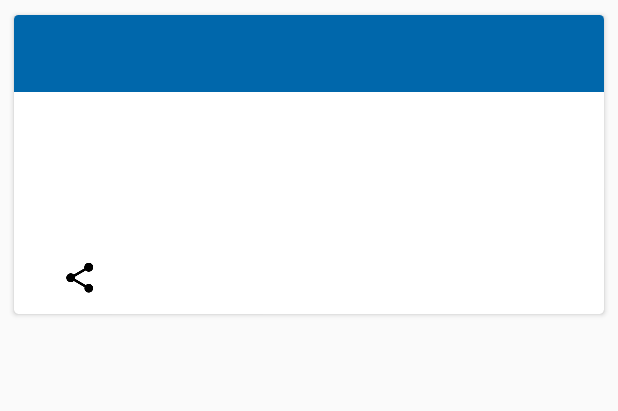
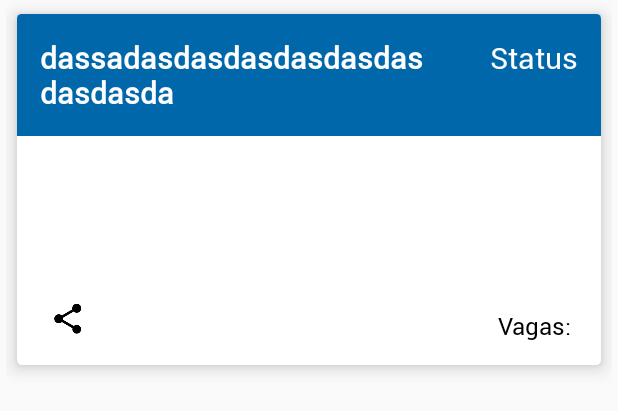
Before and after one commit to reisdev/conveniar-eventos, an Android app: the layout card_event.xml on its own in the app's theme, with its tools: preview values and no code run, on a phone screen of 412 x 824 dp. Shown: the top 411 px of the screen. Run offline under Robolectric (Android 15) with nearby library versions, the phone set to English and light mode, and no system bars.

Commit message:
[enhancement] Improving CardView Layout

```diff
--- a/ConveniarEventos/app/src/main/java/com/mthrsj/conveniareventos/Adapter/EventAdapter.java
+++ b/ConveniarEventos/app/src/main/java/com/mthrsj/conveniareventos/Adapter/EventAdapter.java
@@ -41,8 +41,14 @@ public class EventAdapter extends RecyclerView.Adapter<EventAdapter.EventViewHol
             Event event = EventList.get(position);
             holder.title.setText(event.getNomeEvento());
             String body = "";
-            for( int i = 0; i <event.getInformacoes().size(); i++){
-                body.concat(event.getInformacoes().get(i).getNomeEventoInformacao() + "\n");
+            for (int i = 0; i < event.getInformacoes().size(); i++) {
+                body = body.concat(event.getInformacoes().get(i).getNomeEventoInformacao() + "\n");
+            }
+            int vagas = event.getNumeroVagas();
+            if (vagas >= 0) {
+                holder.vacancies.setText("Vagas: " + vagas);
+            } else {
+                holder.vacancies.setText("Vagas: 0");
             }
             holder.body.setText(body);
             holder.date.setText(event.getStatusEvento()); //MUDAR ISSO DPS PARA A DATA DO EVENTO
@@ -56,7 +62,7 @@ public class EventAdapter extends RecyclerView.Adapter<EventAdapter.EventViewHol
 
     class EventViewHolder extends RecyclerView.ViewHolder {
 
-        TextView title, date, body;
+        TextView title, date, body, vacancies;
         ImageButton bshare;
 
         private EventViewHolder(@NonNull View itemView) {
@@ -66,6 +72,7 @@ public class EventAdapter extends RecyclerView.Adapter<EventAdapter.EventViewHol
             date = itemView.findViewById(R.id.date);
             body = itemView.findViewById(R.id.body);
             bshare = itemView.findViewById(R.id.bshare);
+            vacancies = itemView.findViewById(R.id.vacancies);
         }
     }
 }
--- a/ConveniarEventos/app/src/main/java/com/mthrsj/conveniareventos/Utils/API/models/Event.java
+++ b/ConveniarEventos/app/src/main/java/com/mthrsj/conveniareventos/Utils/API/models/Event.java
@@ -7,10 +7,10 @@ public class Event implements Serializable {
     private int CodEvent;
     private String NomeEvento;
     private String StatusEvento;
-    private String NumeroVagas;
+    private int NumeroVagas;
     private List<Informacoes> Informacoes;
 
-    public Event(int codEvent, String nomeEvento, String statusEvento, String numeroVagas, List<Informacoes> informacoes) {
+    public Event(int codEvent, String nomeEvento, String statusEvento, int numeroVagas, List<Informacoes> informacoes) {
         CodEvent = codEvent;
         NomeEvento = nomeEvento;
         StatusEvento = statusEvento;
@@ -38,7 +38,7 @@ public class Event implements Serializable {
         return StatusEvento;
     }
 
-    public String getNumeroVagas() {
+    public int getNumeroVagas() {
         return NumeroVagas;
     }
 
--- a/ConveniarEventos/app/src/main/res/layout/card_event.xml
+++ b/ConveniarEventos/app/src/main/res/layout/card_event.xml
@@ -1,16 +1,26 @@
 <?xml version="1.0" encoding="utf-8"?>
 <LinearLayout xmlns:android="http://schemas.android.com/apk/res/android"
     xmlns:card_view="http://schemas.android.com/apk/res-auto"
+    android:layout_width="match_parent"
+    android:layout_height="match_parent"
+    android:background="@android:color/transparent"
+    android:backgroundTint="@android:color/transparent"
     android:orientation="vertical"
-    android:layout_width="match_parent"
-    android:layout_height="match_parent">
+    android:paddingLeft="4dp"
+    android:paddingRight="4dp"
+    android:theme="@style/AppTheme">
 
     <androidx.cardview.widget.CardView
         android:id="@+id/card_view"
         android:layout_width="match_parent"
         android:layout_height="wrap_content"
-        android:layout_margin="6dp"
+        android:layout_margin="2dp"
+        android:layout_marginLeft="4dp"
+        android:layout_marginRight="4dp"
+        android:translationZ="3dp"
         card_view:cardCornerRadius="3dp"
+        card_view:cardElevation="4dp"
+        card_view:cardMaxElevation="4dp"
         card_view:cardUseCompatPadding="true">
 
         <RelativeLayout
@@ -18,51 +28,83 @@
             android:layout_height="wrap_content"
             android:minHeight="100dp">
 
+            <RelativeLayout
+                android:id="@+id/header"
+                android:layout_width="wrap_content"
+                android:layout_height="wrap_content"
+                android:background="@color/colorPrimary"
+                android:padding="15dp">
+
                 <TextView
                     android:id="@+id/title"
-                android:layout_width="match_parent"
+                    android:layout_width="wrap_content"
                     android:layout_height="wrap_content"
-                android:background="@color/colorPrimary"
-                android:padding="15dp"
-                android:text=""
+                    android:layout_marginRight="100dp"
+                    android:text="dassadasdasdasdasdasdasdasdasda"
                     android:textColor="@color/white"
-                android:textSize="20dp"
+                    android:textSize="20sp"
                     android:textStyle="bold" />
 
                 <TextView
                     android:id="@+id/date"
                     android:layout_width="wrap_content"
                     android:layout_height="wrap_content"
-                android:layout_alignParentTop="true"
-                android:layout_alignParentRight="true"
-                android:padding="8dp"
-                android:text=""
+                    android:layout_alignParentEnd="true"
+                    android:minWidth="40dp"
+                    android:text="Status"
                     android:textColor="@color/white"
-                android:textSize="20dp" />
-
+                    android:textSize="20sp"
+                    android:visibility="visible" />
+            </RelativeLayout>
+            <RelativeLayout
+                android:id="@+id/content"
+                android:layout_width="match_parent"
+                android:layout_height="wrap_content"
+                android:layout_below="@+id/header"
+                android:maxHeight="100dp"
+                android:minHeight="100dp"
+                android:padding="15dp">
                 <TextView
                     android:id="@+id/body"
+                    android:layout_width="wrap_content"
+                    android:layout_height="wrap_content"
+                    android:text=""
+                    android:textColor="@color/black"
+                    android:textSize="16sp" />
+            </RelativeLayout>
+            <RelativeLayout
+                android:id="@+id/actions"
                 android:layout_width="match_parent"
                 android:layout_height="wrap_content"
-                android:layout_below="@+id/title"
-                android:maxHeight="100dp"
-                android:minHeight="100dp"
-                android:padding="15dp"
-                android:text=""
-                android:textColor="@color/black"
-                android:textSize="16dp" />
-
+                android:layout_below="@+id/content">
                 <ImageButton
                     android:id="@+id/bshare"
-                style="?android:borderlessButtonStyle"
+                    style="@style/Widget.AppCompat.ImageButton"
                     android:layout_width="wrap_content"
                     android:layout_height="wrap_content"
-                android:layout_below="@+id/body"
-                android:layout_alignParentLeft="true"
+                    android:layout_alignParentStart="false"
                     android:layout_alignParentBottom="false"
-                android:padding="4dp"
-                android:scaleType="center"
+                    android:layout_marginLeft="10dp"
+                    android:backgroundTint="#FFFFFF"
+                    android:contentDescription="Share button"
+                    android:scaleType="centerInside"
                     android:src="@drawable/ic_share" />
+            </RelativeLayout>
+            <TextView
+                android:id="@+id/vacancies"
+                android:layout_width="wrap_content"
+                android:layout_height="wrap_content"
+                android:layout_below="@+id/content"
+                android:layout_alignParentStart="false"
+                android:layout_alignParentEnd="true"
+                android:layout_alignParentBottom="false"
+                android:maxHeight="100dp"
+                android:padding="15dp"
+                android:text="Vagas: "
+                android:textColor="@color/black"
+                android:textSize="16sp" />
+
+
         </RelativeLayout>
     </androidx.cardview.widget.CardView>
 </LinearLayout>
--- a/ConveniarEventos/app/src/main/res/layout/fragment_inicial_frag.xml
+++ b/ConveniarEventos/app/src/main/res/layout/fragment_inicial_frag.xml
@@ -45,7 +45,7 @@
         <androidx.recyclerview.widget.RecyclerView
             android:id="@+id/recycler_view"
             android:layout_width="match_parent"
-            android:layout_height="583dp"
+            android:layout_height="match_parent"
             android:layout_alignParentStart="true"
             android:layout_alignParentTop="true"
             android:layout_marginStart="0dp"
--- a/ConveniarEventos/app/src/main/res/values/styles.xml
+++ b/ConveniarEventos/app/src/main/res/values/styles.xml
@@ -6,7 +6,7 @@
         <item name="colorPrimary">@color/colorPrimary</item>
         <item name="colorPrimaryDark">@color/colorPrimaryDark</item>
         <item name="colorAccent">@color/colorAccent</item>
-        <item name="android:fontFamily">@font/font_awesome_5_regular</item>
+        <item name="android:fontFamily">@font/roboto_regular</item>
         <item name="android:textColorPrimary">@color/white</item>
     </style>
 
```
Lines whose indentation alone changed are shown as unchanged.
